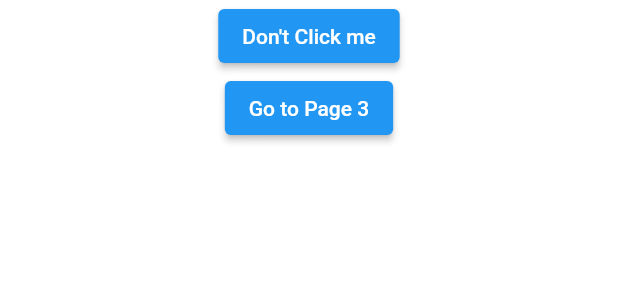
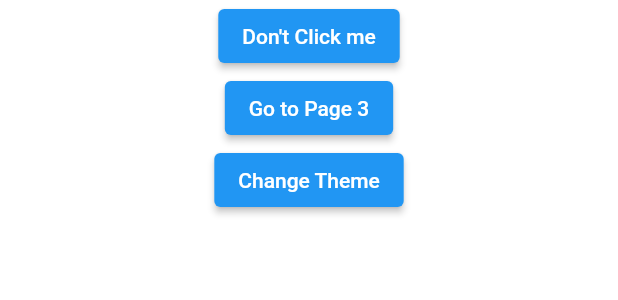
Before and after one commit to outr/ui_foundation, a Flutter app: the PageTwo widget shown alone on an empty page, opened directly, on a phone screen of 412 x 824 dp. Shown: the top 300 px of the screen. Run offline on Flutter 3.47's test engine with Material 2 defaults, Android fonts, the phone set to English and light mode, and no system bars; our stand-ins replace get.

Commit message:
Very basic work on theme management

```diff
--- a/example/lib/main.dart
+++ b/example/lib/main.dart
@@ -66,6 +66,10 @@ class PageTwo extends StatelessWidget {
                 onPressed: () => application.push(screen3, args: {'test': 'Hello, World'}),
                 child: Text('Go to Page 3'),
               ),
+              ElevatedButton(
+                onPressed: () => application.changeTheme(context, ThemeData(primarySwatch: Colors.red)),
+                child: Text('Change Theme'),
+              ),
             ]
         )
     );
--- a/lib/foundation_flutter.dart
+++ b/lib/foundation_flutter.dart
@@ -26,9 +26,9 @@ class Nav {
   Nav(this.label, this.icon);
 }
 
-class Application extends StatelessWidget {
+class Application extends StatefulWidget {
   final String title;
-  final ThemeData theme;
+  final ThemeData _theme;
   final List<Screen> screens;
   final List<Screen> navScreens;
   final Map<String, Screen> urlMap;
@@ -41,12 +41,13 @@ class Application extends StatelessWidget {
 
   Application({
     required this.title,
-    required this.theme,
+    required ThemeData theme,
     required this.screens,
     Transition? tabTransition,
     Transition? internalTransition,
     Widget Function(String)? createHomeWidget,
   }) :
+        _theme = theme,
         navScreens = screens.where((s) => s.nav != null).toList(),
         urlMap = Map.fromIterable(screens, key: (s) => '/${s.key}', value: (s) => s),
         initialURL = screens[0].url(),
@@ -58,15 +59,39 @@ class Application extends StatelessWidget {
 
   Future<dynamic>? replace(Screen screen, {Map<String, String>? args}) => navService.goToReplacementScreen(screen, args ?? Map<String, String>());
 
+  @override
+  State createState() {
+    navService = NavService(this);
+    return ApplicationState(_theme);
+  }
+
+  void changeTheme(BuildContext context, ThemeData theme) {
+    final ApplicationState state = Application.of(context)!;
+    state.setState(() {
+      state.theme = theme;
+    });
+  }
+
+  ThemeData currentTheme(BuildContext context) => Application.of(context)!.theme;
+
+  static ApplicationState? of(BuildContext context, {bool root = false}) => root
+      ? context.findRootAncestorStateOfType<ApplicationState>()
+      : context.findAncestorStateOfType<ApplicationState>();
+}
+
+class ApplicationState extends State<Application> {
+  ThemeData theme;
+
+  ApplicationState(this.theme);
+
+  @override
   Widget build(BuildContext context) {
-    navService = NavService(this);
-
     return GetMaterialApp(
-        title: title,
+        title: widget.title,
         theme: theme,
         debugShowCheckedModeBanner: false,
-        initialBinding: BindingsBuilder.put(() => navService),
-        home: createHomeWidget(initialURL)
+        initialBinding: BindingsBuilder.put(() => widget.navService),
+        home: widget.createHomeWidget(widget.initialURL)
     );
   }
 }
```
Also changed, not shown: example/pubspec.lock.
